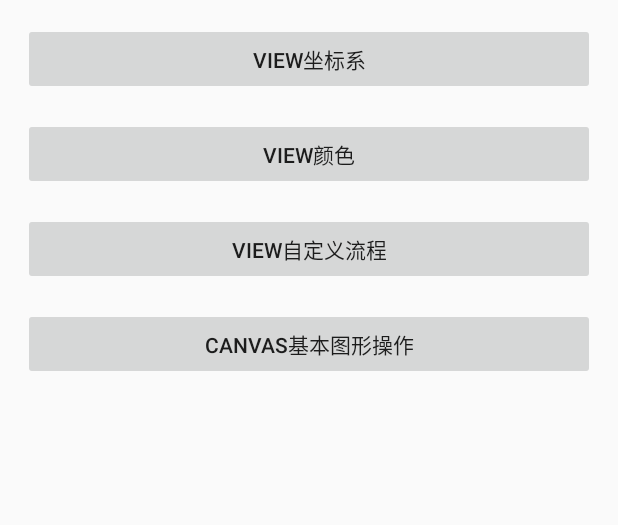
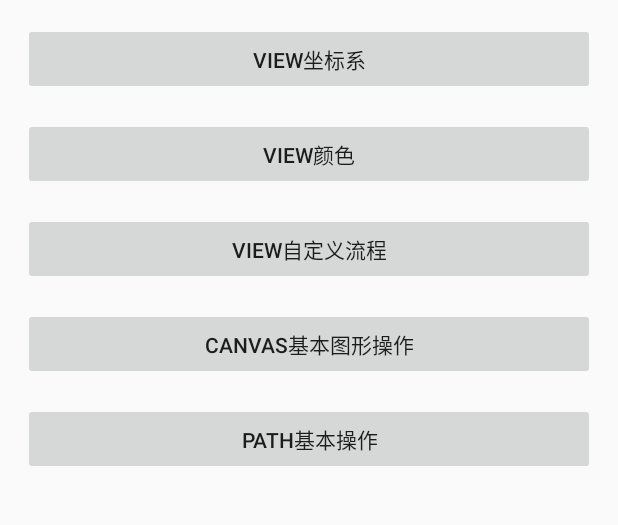
Before and after one commit to zhNirvanaRebirth/ViewKnowledges, an Android app: the screen it shows after launch (MainActivity), on a phone screen of 412 x 824 dp, the part 84-609 px from its top. Run offline under Robolectric (Android 15) with nearby library versions, the phone set to English and light mode, and no system bars.

Commit message:
path lineto method

```diff
--- a/Sample/app/src/main/AndroidManifest.xml
+++ b/Sample/app/src/main/AndroidManifest.xml
@@ -25,6 +25,8 @@
             android:theme="@android:style/Theme.NoTitleBar.Fullscreen"/>
         <activity android:name=".sections.CanvasGraphActivity" android:screenOrientation="portrait"
             android:theme="@android:style/Theme.NoTitleBar.Fullscreen"/>
+        <activity android:name=".sections.PathActivity" android:screenOrientation="portrait"
+            android:theme="@android:style/Theme.NoTitleBar.Fullscreen"/>
     </application>
 
 </manifest>
--- a/Sample/app/src/main/java/lktower/zhwilson/com/sample/MainActivity.java
+++ b/Sample/app/src/main/java/lktower/zhwilson/com/sample/MainActivity.java
@@ -7,6 +7,7 @@ import android.view.View;
 import android.widget.Button;
 
 import lktower.zhwilson.com.sample.sections.CanvasGraphActivity;
+import lktower.zhwilson.com.sample.sections.PathActivity;
 import lktower.zhwilson.com.sample.sections.ViewColorActivity;
 import lktower.zhwilson.com.sample.sections.ViewCoordinateActivity;
 import lktower.zhwilson.com.sample.sections.ViewProcessActivity;
@@ -58,5 +59,14 @@ public class MainActivity extends AppCompatActivity {
                 startActivity(intent);
             }
         });
+        //Paht基本操作
+        Button pathBase = (Button) findViewById(R.id.path_base);
+        pathBase.setOnClickListener(new View.OnClickListener() {
+            @Override
+            public void onClick(View view) {
+                Intent intent = new Intent(MainActivity.this, PathActivity.class);
+                startActivity(intent);
+            }
+        });
     }
 }
--- a/Sample/app/src/main/res/layout/activity_main.xml
+++ b/Sample/app/src/main/res/layout/activity_main.xml
@@ -36,5 +36,12 @@
             android:layout_marginTop="15dp"
             android:gravity="center"
             android:text="Canvas基本图形操作"/>
+        <Button
+            android:id="@+id/path_base"
+            android:layout_width="match_parent"
+            android:layout_height="wrap_content"
+            android:layout_marginTop="15dp"
+            android:gravity="center"
+            android:text="Path基本操作"/>
     </LinearLayout>
 </ScrollView>
```
Also changed, not shown: Sample/app/src/main/java/lktower/zhwilson/com/sample/sections/PathActivity.java (added, +17 -0 lines), Sample/app/src/main/res/layout/activity_path.xml (added, +8 -0 lines), Sample/viewseries/src/main/java/lktower/zhwilson/com/viewseries/coordinate/PathOperation.java (added, +65 -0 lines).
